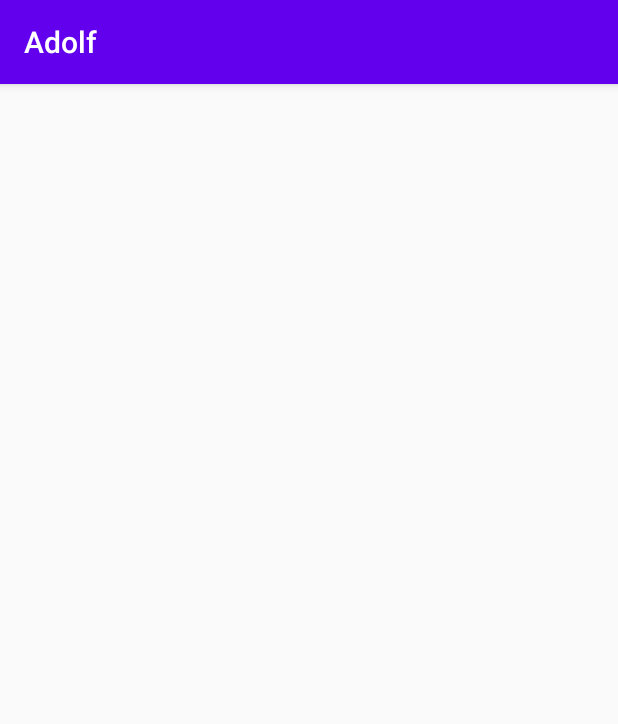
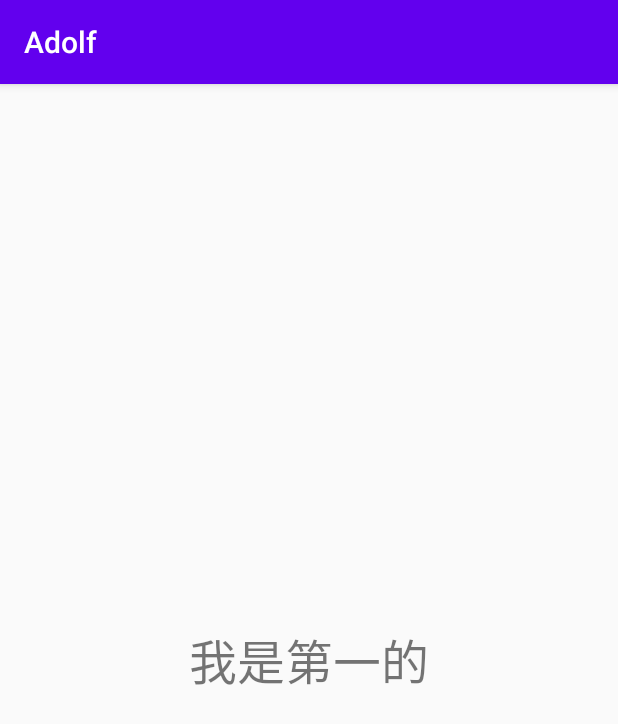
Before and after one commit to Puffer987/AndroidStudy, an Android app: the A17ViewPagerTab screen opened directly, with no data from a screen before it, on a phone screen of 412 x 824 dp. Shown: the top 724 px of the screen. Run offline under Robolectric (Android 15) with nearby library versions, the phone set to English and light mode, and no system bars.

Commit message:
[add]ViewPager+fragment

```diff
--- a/app/build.gradle
+++ b/app/build.gradle
@@ -33,7 +33,7 @@ dependencies {
     implementation 'com.google.android.material:material:1.1.0'
     implementation 'androidx.viewpager:viewpager:1.0.0'
 
-    testImplementation 'junit:junit:4.12'
+    testImplementation 'junit:junit:4.13'
     androidTestImplementation 'androidx.test.ext:junit:1.1.1'
     androidTestImplementation 'androidx.test.espresso:espresso-core:3.2.0'
 
--- a/app/src/main/java/com/study/activity/A17ViewPagerTab.java
+++ b/app/src/main/java/com/study/activity/A17ViewPagerTab.java
@@ -1,16 +1,52 @@
 package com.study.activity;
 
 import androidx.appcompat.app.AppCompatActivity;
+import androidx.fragment.app.Fragment;
+import androidx.viewpager.widget.ViewPager;
 
 import android.os.Bundle;
 
 import com.study.R;
+import com.study.adapter.A17ViewPagerAdapter;
+import com.study.view.F17TextFragment;
+
+import java.util.ArrayList;
+import java.util.List;
 
 public class A17ViewPagerTab extends AppCompatActivity {
+
+    private ViewPager mViewPager;
+    private List<Fragment> mFragmentList;
 
     @Override
     protected void onCreate(Bundle savedInstanceState) {
         super.onCreate(savedInstanceState);
         setContentView(R.layout.activity_a17_view_pager_tab);
+        initView();
+    }
+
+    private void initView() {
+        mViewPager = findViewById(R.id.i17_viewpager);
+        mFragmentList = new ArrayList<>();
+
+
+
+
+        F17TextFragment f1 = new F17TextFragment();
+        Bundle bundle = new Bundle();
+        bundle.putString("title","我是第一的");
+        f1.setArguments(bundle);
+        mFragmentList.add(f1);
+
+        F17TextFragment f2 = new F17TextFragment();
+        Bundle bundle2 = new Bundle();
+        bundle2.putString("title","不,我才是");
+        f2.setArguments(bundle2);
+        mFragmentList.add(f2);
+
+
+        mFragmentList.add(new F17TextFragment());
+
+        mViewPager.setAdapter(new A17ViewPagerAdapter(getSupportFragmentManager(), 2, mFragmentList));
     }
 }
--- /dev/null
+++ b/app/src/main/java/com/study/adapter/A17ViewPagerAdapter.java
@@ -0,0 +1,32 @@
+package com.study.adapter;
+
+import androidx.annotation.NonNull;
+import androidx.fragment.app.Fragment;
+import androidx.fragment.app.FragmentManager;
+import androidx.fragment.app.FragmentPagerAdapter;
+
+import java.util.List;
+
+public class A17ViewPagerAdapter extends FragmentPagerAdapter {
+
+    List<Fragment> mFragmentList;
+
+    public A17ViewPagerAdapter(@NonNull FragmentManager fm, int behavior) {
+        super(fm, behavior);
+    }
+    public A17ViewPagerAdapter(@NonNull FragmentManager fm, int behavior, List<Fragment> fragmentList) {
+        super(fm, behavior);
+        mFragmentList = fragmentList;
+    }
+
+    @NonNull
+    @Override
+    public Fragment getItem(int position) {
+        return mFragmentList.get(position);
+    }
+
+    @Override
+    public int getCount() {
+        return mFragmentList.size();
+    }
+}
--- a/app/src/main/java/com/study/view/F16IHomeFragment.java
+++ b/app/src/main/java/com/study/view/F17TextFragment.java
@@ -4,6 +4,7 @@ import android.os.Bundle;
 import android.view.LayoutInflater;
 import android.view.View;
 import android.view.ViewGroup;
+import android.widget.TextView;
 
 import androidx.annotation.NonNull;
 import androidx.annotation.Nullable;
@@ -11,12 +12,20 @@ import androidx.fragment.app.Fragment;
 
 import com.study.R;
 
-public class F16IHomeFragment extends Fragment {
+public class F17TextFragment extends Fragment {
     @Nullable
     @Override
     public View onCreateView(@NonNull LayoutInflater inflater, @Nullable ViewGroup container, @Nullable Bundle savedInstanceState) {
-        View view = inflater.inflate(R.layout.fragment_a16_ihome,container,false);
+        View view = inflater.inflate(R.layout.fragment_a17_text, container, false);
 
+        Bundle bundle = getArguments();
+        if (bundle != null) {
+            String title = bundle.getString("title");
+            System.out.println(title);
+
+            TextView text = view.findViewById(R.id.i17_fragment_text);
+            text.setText(title);
+        }
         return view;
     }
 }
--- a/app/src/main/res/layout/activity_a17_view_pager_tab.xml
+++ b/app/src/main/res/layout/activity_a17_view_pager_tab.xml
@@ -6,4 +6,9 @@
     android:layout_height="match_parent"
     tools:context=".activity.A17ViewPagerTab">
 
+    <androidx.viewpager.widget.ViewPager
+        android:id="@+id/i17_viewpager"
+        android:layout_width="match_parent"
+        android:layout_height="match_parent" />
+
 </LinearLayout>
--- /dev/null
+++ b/app/src/main/res/layout/fragment_a17_text.xml
@@ -0,0 +1,13 @@
+<?xml version="1.0" encoding="utf-8"?>
+<RelativeLayout xmlns:android="http://schemas.android.com/apk/res/android"
+    android:layout_width="match_parent"
+    android:layout_height="match_parent">
+
+    <TextView
+        android:id="@+id/i17_fragment_text"
+        android:layout_width="match_parent"
+        android:layout_height="match_parent"
+        android:gravity="center"
+        android:text="文本"
+        android:textSize="32sp" />
+</RelativeLayout>
```
